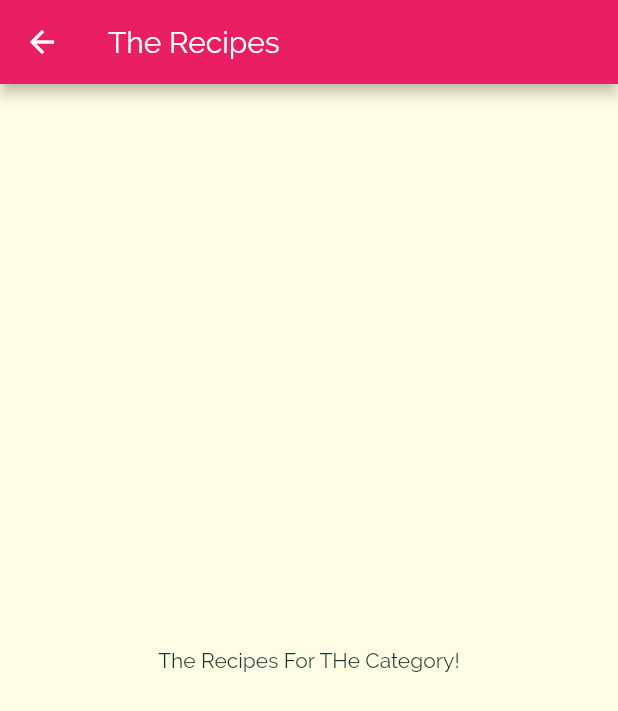
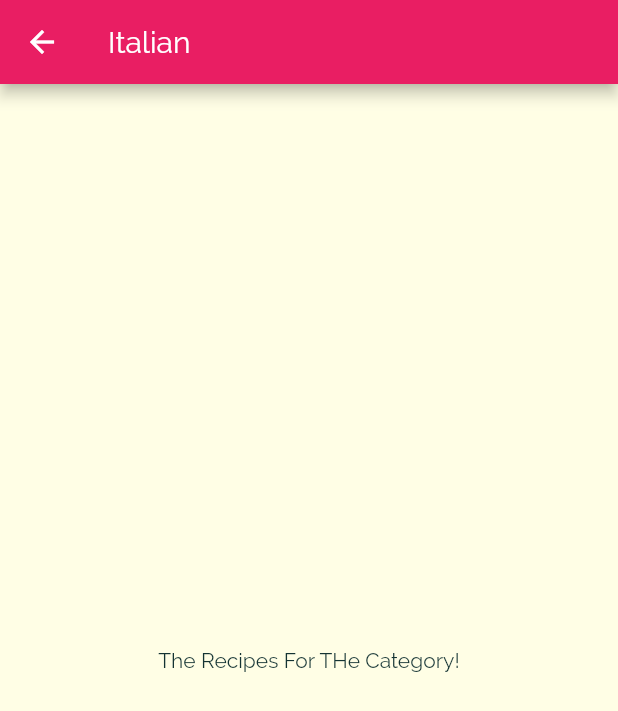
Before and after one commit to magictical/flutter_section3_meals_app, a Flutter app: the screen it shows after launch, after a tap on "Italian", on a phone screen of 412 x 824 dp. Shown: the top 711 px of the screen. Run offline on Flutter 3.47's test engine with Material 2 defaults, Android fonts, the phone set to English and light mode, and no system bars.

Commit message:
pass data through Navigation.push()

```diff
--- a/lib/categories_screen.dart
+++ b/lib/categories_screen.dart
@@ -16,6 +16,7 @@ class CategoriesScreen extends StatelessWidget {
         children: DUMMY_CATEGORIES
             .map(
               (cat) => CategoryItem(
+                cat.id,
                 cat.title,
                 cat.color,
               ),
--- a/lib/category_item.dart
+++ b/lib/category_item.dart
@@ -2,16 +2,17 @@ import 'package:flutter/material.dart';
 import 'package:section3_mealapp/category_meals_screen.dart';
 
 class CategoryItem extends StatelessWidget {
+  final String id;
   final String title;
   final Color color;
 
-  CategoryItem(this.title, this.color);
+  CategoryItem(this.id, this.title, this.color);
 
   void selectCategory(BuildContext ctx) {
     Navigator.of(ctx).push(
       MaterialPageRoute(
         builder: (_) {
-          return CategoryMealsScreen();
+          return CategoryMealsScreen(id, title);
         },
       ),
     );
--- a/lib/category_meals_screen.dart
+++ b/lib/category_meals_screen.dart
@@ -1,11 +1,15 @@
 import 'package:flutter/material.dart';
 
 class CategoryMealsScreen extends StatelessWidget {
+  final String categoryId;
+  final String categoryTitle;
+
+  CategoryMealsScreen(this.categoryId, this.categoryTitle);
   @override
   Widget build(BuildContext context) {
     return Scaffold(
       appBar: AppBar(
-        title: Text('The Recipes'),
+        title: Text(categoryTitle),
       ),
       body: Center(
         child: Text('The Recipes For THe Category!'),
```
